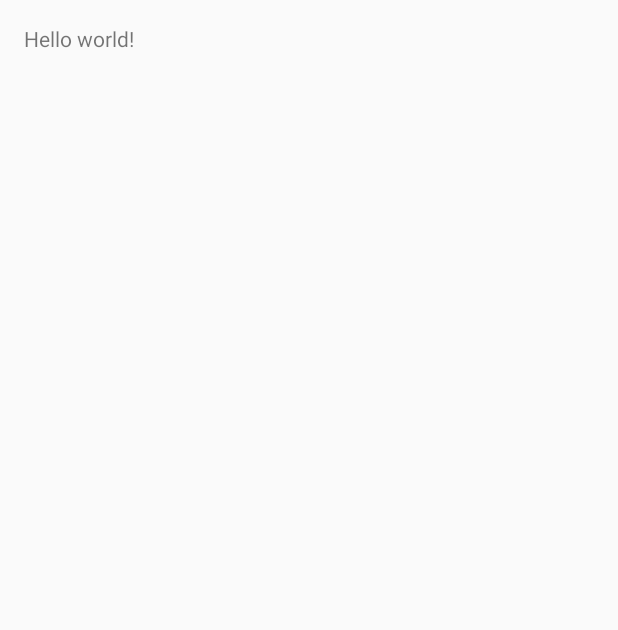
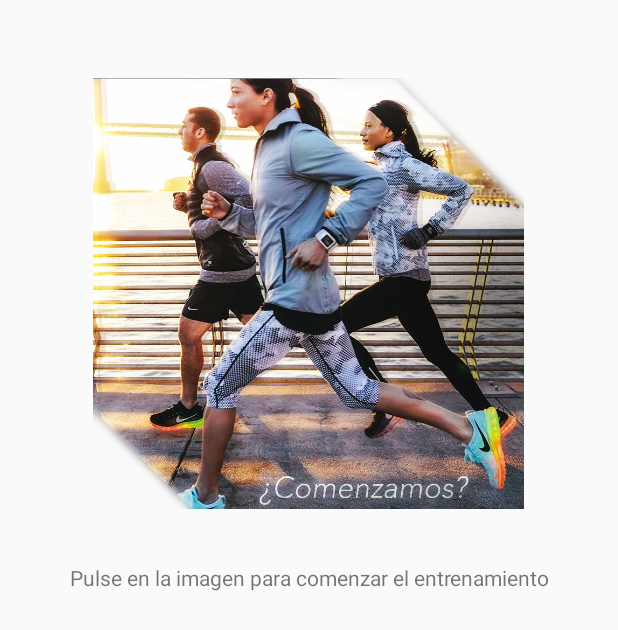
Before and after one commit to ramperher/ProyectoDAM, an Android app: the MainActivity screen opened directly, with no data from a screen before it, on a phone screen of 412 x 824 dp. Before the commit the part shown is almost empty. Shown: the top 630 px of the screen. Run offline under Robolectric (Android 15) with nearby library versions, the phone set to English and light mode, and no system bars.

Commit message:
Modificación de MainActivity para poner una imagen que, al pulsarla, llamará a la siguiente actividad. Se añade dicha imagen y cambios en layouts y otros ficheros.

```diff
--- a/app/src/main/java/com/dam/proyectodam/MainActivity.java
+++ b/app/src/main/java/com/dam/proyectodam/MainActivity.java
@@ -2,6 +2,8 @@ package com.dam.proyectodam;
 
 import android.app.Activity;
 import android.os.Bundle;
+import android.view.View;
+import android.widget.Toast;
 
 /**
  *
@@ -29,4 +31,15 @@ public class MainActivity extends Activity {
         // Por ahora, sólo muestra el Hola mundo en el layout.
         setContentView(R.layout.activity_main);
     }
+
+    /**
+     * Método: comenzarEntrenamiento
+     * Método ejecutado cuando se pulsa el botón de esta actividad.
+     *
+     * @param view vista actual.
+     */
+    public void comenzarEntrenamiento(View view) {
+        // Prueba de que funciona.
+        Toast.makeText(getApplicationContext(),"Funciona", Toast.LENGTH_LONG).show();
+    }
 }
--- a/app/src/main/res/layout/activity_main.xml
+++ b/app/src/main/res/layout/activity_main.xml
@@ -1,11 +1,32 @@
-<RelativeLayout xmlns:android="http://schemas.android.com/apk/res/android"
-    xmlns:tools="http://schemas.android.com/tools" android:layout_width="match_parent"
-    android:layout_height="match_parent" android:paddingLeft="@dimen/activity_horizontal_margin"
+<?xml version="1.0" encoding="utf-8"?>
+<LinearLayout xmlns:android="http://schemas.android.com/apk/res/android"
+    xmlns:tools="http://schemas.android.com/tools"
+    android:layout_width="fill_parent"
+    android:layout_height="fill_parent"
+    android:paddingLeft="@dimen/activity_horizontal_margin"
     android:paddingRight="@dimen/activity_horizontal_margin"
     android:paddingTop="@dimen/activity_vertical_margin"
-    android:paddingBottom="@dimen/activity_vertical_margin" tools:context=".MainActivity">
+    android:paddingBottom="@dimen/activity_vertical_margin"
+    android:orientation="vertical"
+    tools:context=".MainActivity"
+    android:weightSum="1">
 
-    <TextView android:text="@string/hello_world" android:layout_width="wrap_content"
-        android:layout_height="wrap_content" />
+    <ImageView
+        android:layout_width="287dp"
+        android:layout_height="359dp"
+        android:contentDescription="@string/app_name"
+        android:src="@drawable/main"
+        android:scaleType="centerInside"
+        android:gravity="center_vertical|center_horizontal"
+        android:layout_gravity="center_vertical|center_horizontal|center"
+        android:onClick="comenzarEntrenamiento" />
 
-</RelativeLayout>
+    <TextView
+        android:id="@+id/botonComienzo"
+        android:layout_width="wrap_content"
+        android:gravity="center_vertical|center_horizontal"
+        android:layout_height="wrap_content"
+        android:text="@string/button_main"
+        android:layout_gravity="center_vertical|center_horizontal|center" />
+
+</LinearLayout>
--- a/app/src/main/res/values/strings.xml
+++ b/app/src/main/res/values/strings.xml
@@ -2,7 +2,7 @@
 <resources>
 
     <string name="app_name">ARTrack</string>
-    <string name="hello_world">Hello world!</string>
+    <string name="button_main">Pulse en la imagen para comenzar el entrenamiento</string>
     <string name="action_settings">Settings</string>
 
 </resources>
```
Also changed, not shown: app/src/main/res/layout/splash_screen.xml (+5 -5 lines), app/src/main/res/drawable-hdpi/main.png (added).
